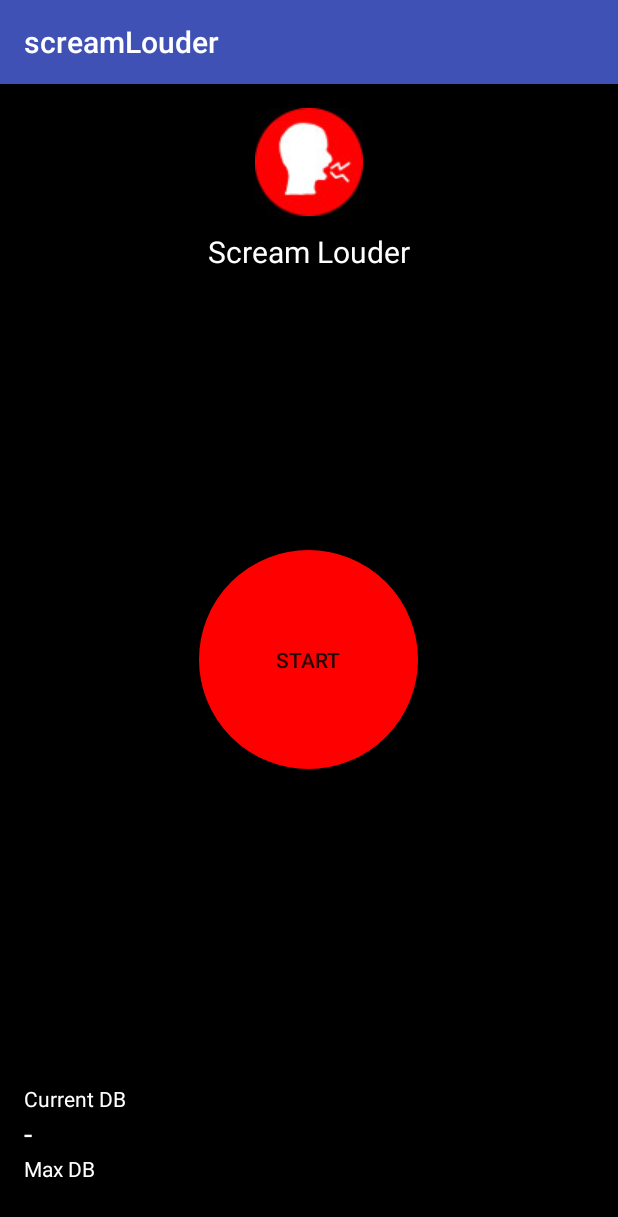
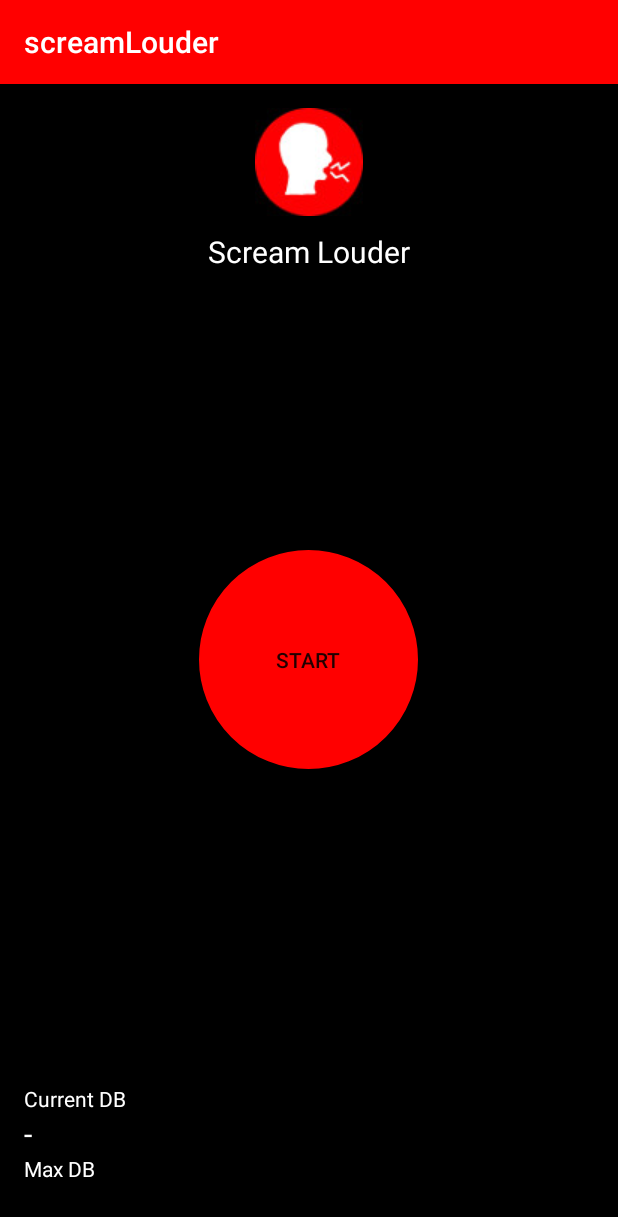
Before and after one commit to lukteperq/screamLouder, an Android app: the MainActivity screen opened directly, with no data from a screen before it, on a phone screen of 412 x 824 dp. Shown: the top 1217 px of the screen. Run offline under Robolectric (Android 15) with nearby library versions, the phone set to English and light mode, and no system bars.

Commit message:
New actionbar colors

```diff
--- a/app/src/main/res/values/styles.xml
+++ b/app/src/main/res/values/styles.xml
@@ -3,8 +3,8 @@
     <!-- Base application theme. -->
     <style name="AppTheme" parent="Theme.AppCompat.Light.DarkActionBar">
         <!-- Customize your theme here. -->
-        <item name="colorPrimary">@color/colorPrimary</item>
-        <item name="colorPrimaryDark">@color/colorPrimaryDark</item>
+        <item name="colorPrimary">@color/redButton</item>
+        <item name="colorPrimaryDark">@color/blackBackground</item>
         <item name="colorAccent">@color/colorAccent</item>
     </style>
 
```
